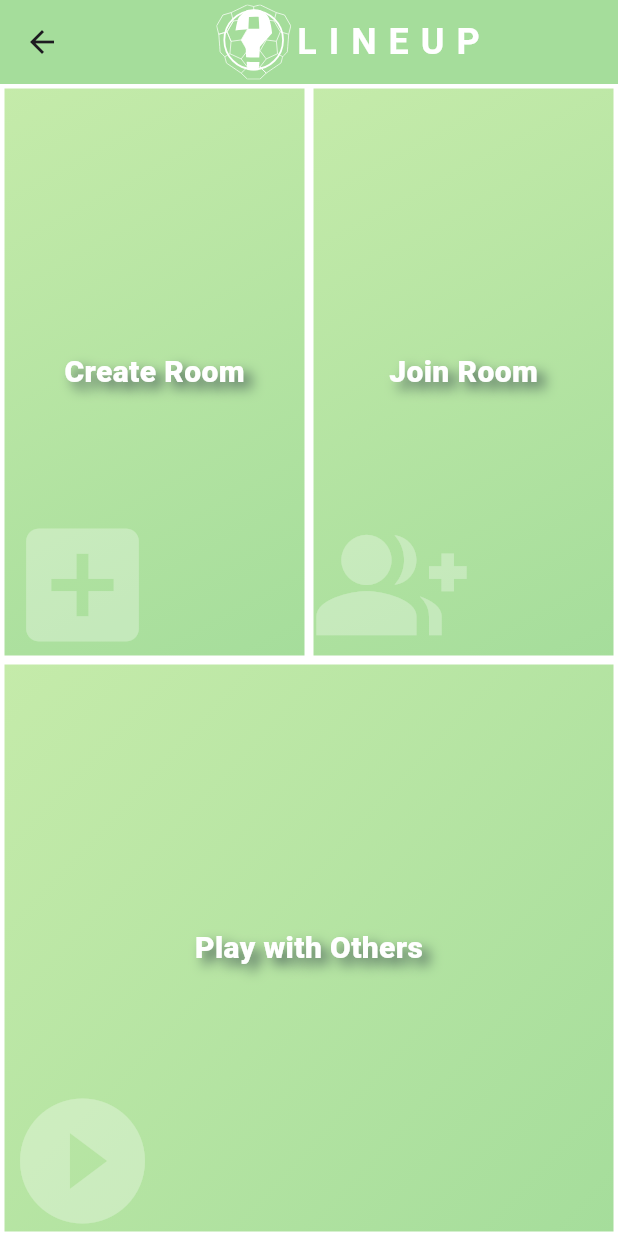
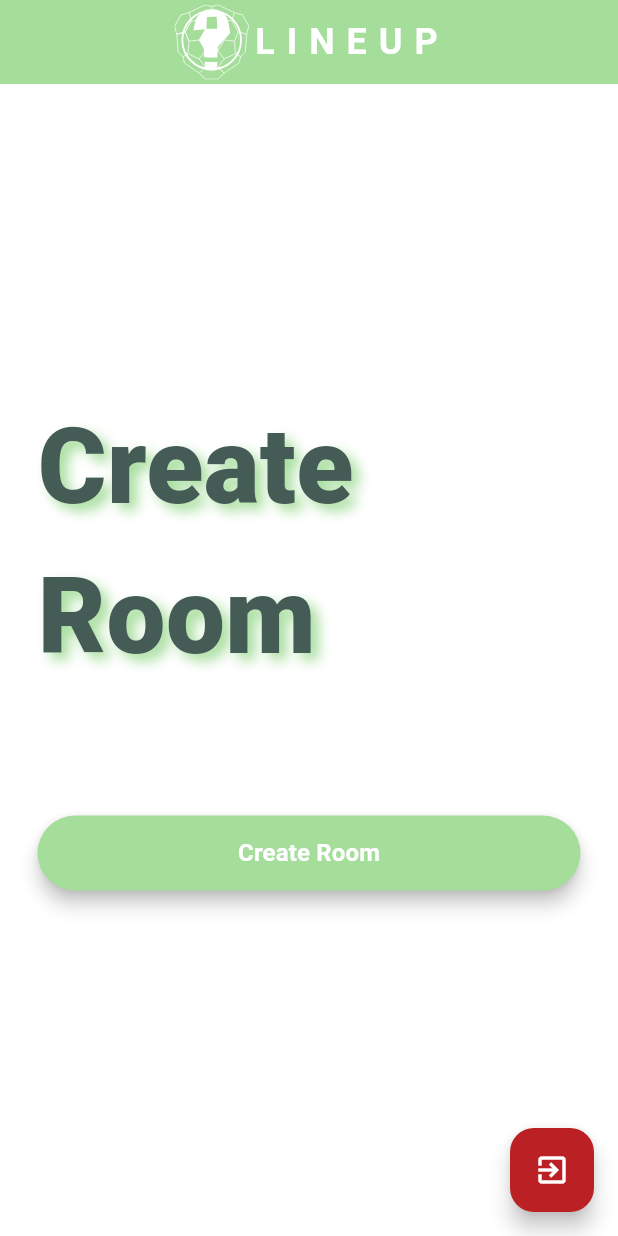
Before and after one commit to yunuskrt/LineupApp, a Flutter app: the MultipleMenuScreen screen opened by its route, after a tap on "Create Room", on a phone screen of 412 x 824 dp. Run offline on Flutter 3.47's test engine with Material 3 defaults, Android fonts, the phone set to English and light mode, and no system bars; our stand-ins replace flutter_svg.

Commit message:
room screen ui s

```diff
--- a/lib/main.dart
+++ b/lib/main.dart
@@ -1,5 +1,7 @@
 import 'package:flutter/material.dart';
+import 'package:lineup/screens/create_room_screen.dart';
 import 'package:lineup/screens/home_screen.dart';
+import 'package:lineup/screens/join_room_screen.dart';
 import 'package:lineup/screens/lineup_screen.dart';
 import 'package:lineup/screens/multiple_menu_screen.dart';
 import 'package:lineup/util/colors.dart';
@@ -22,9 +24,11 @@ class MyApp extends StatelessWidget {
       ),
       routes: {
         HomeScreen.routeName: (context) => const HomeScreen(),
-        PositionScreen.routeName: (context) => const PositionScreen(),
+        CreateRoomScreen.routeName: (context) => const CreateRoomScreen(),
+        JoinRoomScreen.routeName: (context) => const JoinRoomScreen(),
         LineupScreen.routeName: (context) => LineupScreen(),
         MultipleMenuScreen.routeName: (context) => const MultipleMenuScreen(),
+        PositionScreen.routeName: (context) => const PositionScreen(),
       },
       initialRoute: HomeScreen.routeName,
     );
--- /dev/null
+++ b/lib/screens/create_room_screen.dart
@@ -0,0 +1,60 @@
+import 'package:flutter/material.dart';
+import 'package:lineup/screens/home_screen.dart';
+import 'package:lineup/util/colors.dart';
+import 'package:lineup/widgets/header_text.dart';
+import 'package:lineup/widgets/lineup_title.dart';
+import 'package:lineup/widgets/room_button.dart';
+
+class CreateRoomScreen extends StatelessWidget {
+  static String routeName = '/create-room';
+  const CreateRoomScreen({super.key});
+
+  @override
+  Widget build(BuildContext context) {
+    final size = MediaQuery.of(context).size;
+    return Scaffold(
+      appBar: AppBar(
+        title: const LineupTitle(),
+        backgroundColor: AppColors.primary,
+      ),
+      body: Container(
+        margin: const EdgeInsets.only(
+          left: 25,
+          right: 25,
+          bottom: 25,
+        ),
+        child: Column(
+          mainAxisAlignment: MainAxisAlignment.center,
+          crossAxisAlignment: CrossAxisAlignment.center,
+          children: [
+            const HeaderText(
+              text: 'Create Room',
+              fontSize: 70,
+              textColor: AppColors.tertiaryDark,
+              shadowColor: AppColors.primary,
+            ),
+            SizedBox(
+              height: size.height * 0.1,
+            ),
+            RoomButton(
+              text: 'Create Room',
+              onTapped: () {
+                print('Create Room button tapped');
+              },
+            ),
+          ],
+        ),
+      ),
+      floatingActionButton: FloatingActionButton(
+        backgroundColor: AppColors.danger,
+        foregroundColor: AppColors.primaryLight,
+        splashColor: AppColors.danger,
+        onPressed: () {
+          Navigator.pushNamedAndRemoveUntil(
+              context, HomeScreen.routeName, (route) => false);
+        },
+        child: const Icon(Icons.exit_to_app),
+      ),
+    );
+  }
+}
--- a/lib/screens/multiple_menu_screen.dart
+++ b/lib/screens/multiple_menu_screen.dart
@@ -1,5 +1,7 @@
 import 'package:flutter/material.dart';
 import 'package:flutter/widgets.dart';
+import 'package:lineup/screens/create_room_screen.dart';
+import 'package:lineup/screens/join_room_screen.dart';
 import 'package:lineup/util/colors.dart';
 import 'package:lineup/widgets/cards/pick_menu_card.dart';
 import 'package:lineup/widgets/lineup_title.dart';
@@ -24,7 +26,8 @@ class MultipleMenuScreen extends StatelessWidget {
                     icon: Icons.add_box,
                     text: 'Create Room',
                     onTapped: () {
-                      print('create room tapped');
+                      Navigator.pushNamedAndRemoveUntil(context,
+                          CreateRoomScreen.routeName, (route) => false);
                     },
                   ),
                 ),
@@ -33,7 +36,8 @@ class MultipleMenuScreen extends StatelessWidget {
                     icon: Icons.group_add,
                     text: 'Join Room',
                     onTapped: () {
-                      print('join room tapped');
+                      Navigator.pushNamedAndRemoveUntil(
+                          context, JoinRoomScreen.routeName, (route) => false);
                     },
                   ),
                 ),
--- a/lib/widgets/header_text.dart
+++ b/lib/widgets/header_text.dart
@@ -4,26 +4,41 @@ import 'package:lineup/util/colors.dart';
 class HeaderText extends StatelessWidget {
   final String text;
   final double fontSize;
-  const HeaderText({super.key, required this.text, this.fontSize = 30});
+  final Color textColor;
+  final Color shadowColor;
+  const HeaderText({
+    super.key,
+    required this.text,
+    this.fontSize = 30,
+    this.textColor = AppColors.primaryLight,
+    this.shadowColor = AppColors.tertiaryDark,
+  });
 
   @override
   Widget build(BuildContext context) {
     return Text(
       text,
       style: TextStyle(
-        shadows: const [
+        shadows: [
           Shadow(
             blurRadius: 10.0,
-            color: AppColors.tertiaryDark,
-            offset: Offset(5, 5),
+            color: shadowColor,
+            offset: const Offset(5, 5),
           ),
         ],
         fontSize: fontSize,
-        color: AppColors.primaryLight,
+        color: textColor,
         fontWeight: FontWeight.w900,
       ),
-      overflow: TextOverflow.ellipsis,
-      maxLines: 1,
     );
   }
 }
+// Text(
+//       text,
+//       style: TextStyle(
+//         color: Colors.white,
+//         fontWeight: FontWeight.bold,
+//         fontSize: fontSize,
+//         shadows: shadows,
+//       ),
+//     );
--- /dev/null
+++ b/lib/widgets/room_button.dart
@@ -0,0 +1,40 @@
+import 'package:flutter/material.dart';
+import 'package:lineup/util/colors.dart';
+
+class RoomButton extends StatelessWidget {
+  final String text;
+  final VoidCallback onTapped;
+
+  const RoomButton({
+    super.key,
+    required this.text,
+    required this.onTapped,
+  });
+
+  @override
+  Widget build(BuildContext context) {
+    final size = MediaQuery.of(context).size;
+    return ElevatedButton(
+      onPressed: () {
+        onTapped();
+      },
+      style: ButtonStyle(
+        minimumSize: MaterialStateProperty.all(
+          Size(size.width, 50),
+        ),
+        backgroundColor: MaterialStateProperty.all(
+          AppColors.primary,
+        ),
+        elevation: MaterialStateProperty.all(5),
+      ),
+      child: Text(
+        text,
+        style: TextStyle(
+          fontSize: 16,
+          color: AppColors.primaryLight,
+          fontWeight: FontWeight.bold,
+        ),
+      ),
+    );
+  }
+}
```
Also changed, not shown: lib/screens/join_room_screen.dart (added, +90 -0 lines).
